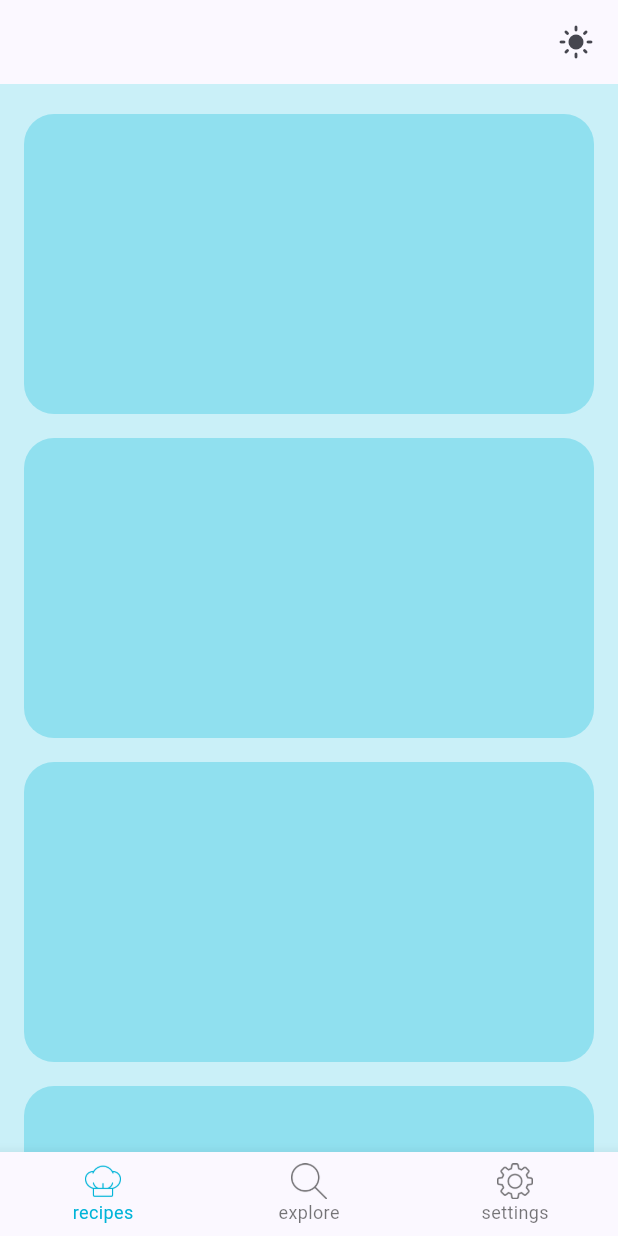
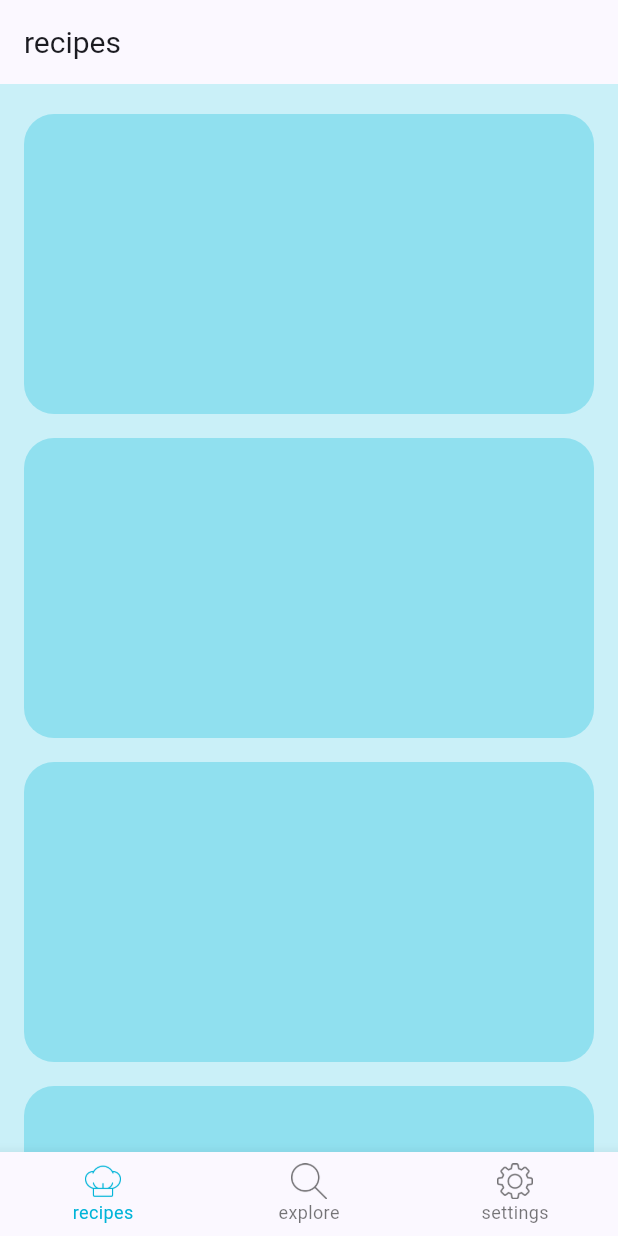
Before and after one commit to iWOLFSTEIN/Recipe-App-Flutter, a Flutter app: the screen it shows after launch, on a phone screen of 412 x 824 dp. Run offline on Flutter 3.47's test engine with Material 3 defaults, Android fonts, the phone set to English and light mode, and no system bars; our stand-ins replace bloc, easy_localization, equatable, flutter_bloc, get_it, shared_preferences; missing offline and left inert: easy_localization_loader.

Commit message:
persistent app bar

```diff
--- a/lib/core/constants/view_constants.dart
+++ b/lib/core/constants/view_constants.dart
@@ -2,4 +2,5 @@ class ViewConstants {
   static const String recipes = "recipes";
   static const String explore = "explore";
   static const String settings = "settings";
+  static const String theme = "theme";
 }
--- a/lib/features/recipes/presentation/pages/home.dart
+++ b/lib/features/recipes/presentation/pages/home.dart
@@ -5,7 +5,9 @@ import 'package:recipes_app/core/constants/app_assets.dart';
 import 'package:recipes_app/core/constants/app_constants.dart';
 import 'package:recipes_app/core/constants/view_constants.dart';
 import 'package:recipes_app/features/recipes/presentation/bloc/theme/theme_bloc.dart';
+import 'package:recipes_app/features/recipes/presentation/pages/explore.dart';
 import 'package:recipes_app/features/recipes/presentation/pages/recipes.dart';
+import 'package:recipes_app/features/recipes/presentation/pages/settings.dart';
 
 class Home extends StatefulWidget {
   const Home({super.key});
@@ -18,37 +20,42 @@ class _HomeState extends State<Home> {
   late final ThemeBloc themeBloc = context.read<ThemeBloc>();
   int _selectedPageIndex = 0;
 
-  final List<Widget> _pages = [
-    const Recipes(),
-    Container(
-      color: Colors.green,
-    ),
-    Container(
-      color: Colors.blue,
-    ),
+  final List<Widget> _pages = const [Recipes(), Explore(), Settings()];
+  final List<String> labels = [
+    ViewConstants.recipes.tr(),
+    ViewConstants.explore.tr(),
+    ViewConstants.settings.tr()
   ];
 
-  final List<BottomNavigationBarItem> _items = [
+  late final List<BottomNavigationBarItem> _items = [
     BottomNavigationBarItem(
         icon: const ImageIcon(
           AssetImage(AppAssets.recipes),
         ),
-        label: ViewConstants.recipes.tr()),
+        label: labels[0]),
     BottomNavigationBarItem(
         icon: const ImageIcon(
           AssetImage(AppAssets.search),
         ),
-        label: ViewConstants.explore.tr()),
+        label: labels[1]),
     BottomNavigationBarItem(
         icon: const ImageIcon(
           AssetImage(AppAssets.settings),
         ),
-        label: ViewConstants.settings.tr())
+        label: labels[2])
   ];
 
   @override
   Widget build(BuildContext context) {
     return Scaffold(
+      appBar: AppBar(
+        title: Text(
+          labels[_selectedPageIndex],
+          style: const TextStyle(
+            fontSize: AppConstants.font20Px,
+          ),
+        ),
+      ),
       body: IndexedStack(
         index: _selectedPageIndex,
         children: _pages,
--- a/lib/features/recipes/presentation/pages/recipes.dart
+++ b/lib/features/recipes/presentation/pages/recipes.dart
@@ -2,7 +2,6 @@ import 'package:flutter/material.dart';
 import 'package:flutter_bloc/flutter_bloc.dart';
 import 'package:recipes_app/core/constants/app_constants.dart';
 import 'package:recipes_app/features/recipes/presentation/bloc/theme/theme_bloc.dart';
-import 'package:recipes_app/features/recipes/presentation/widgets/theme_button.dart';
 
 class Recipes extends StatefulWidget {
   const Recipes({super.key});
@@ -17,9 +16,6 @@ class _RecipesState extends State<Recipes> {
   @override
   Widget build(BuildContext context) {
     return Scaffold(
-      appBar: AppBar(
-        actions: const [ThemeButton()],
-      ),
       body: SafeArea(
           child: ListView.builder(
         padding: const EdgeInsets.symmetric(
--- a/lib/main.dart
+++ b/lib/main.dart
@@ -50,7 +50,6 @@ class RecipesApp extends StatelessWidget {
   Widget build(BuildContext context) {
     return BlocBuilder<ThemeBloc, ThemeState>(
       builder: (context, state) {
-        print('printing the emitted state: $state');
         final ThemeBloc themeBloc = context.read<ThemeBloc>();
         return MaterialApp(
           debugShowCheckedModeBanner: false,
```
Also changed, not shown: lib/features/recipes/presentation/pages/explore.dart (added, +18 -0 lines), lib/features/recipes/presentation/pages/settings.dart (added, +25 -0 lines).
